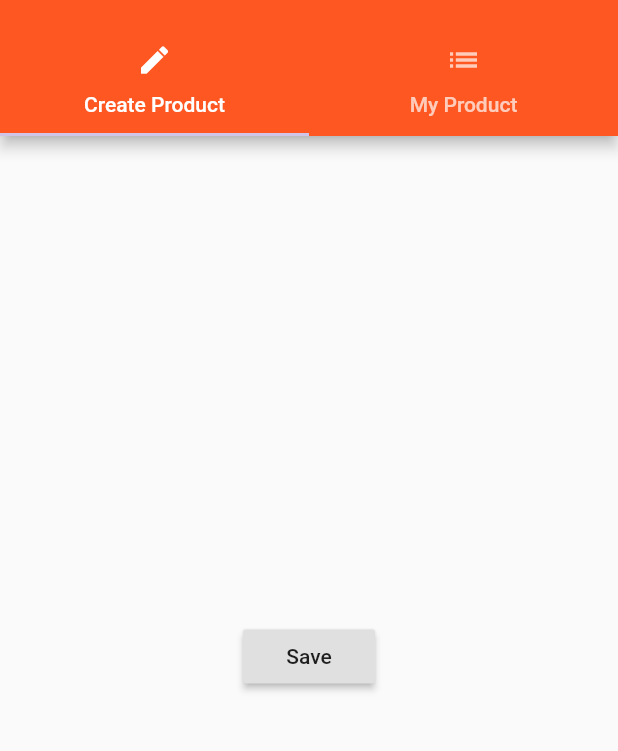
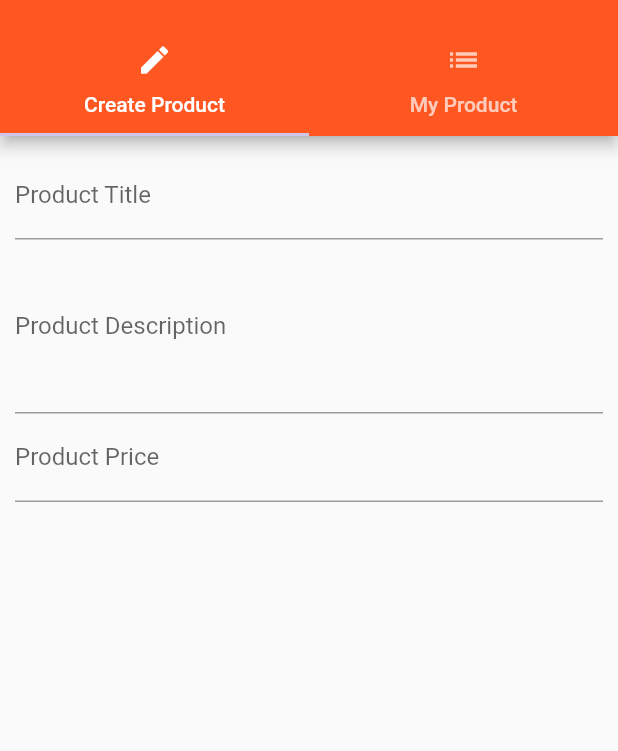
Before and after one commit to zakariae-/flutter_first_app, a Flutter app: the ProductsAdminPage screen opened by its route, on a phone screen of 412 x 824 dp, the part 59-810 px from its top. Run offline on Flutter 3.47's test engine with Material 2 defaults, Android fonts, the phone set to English and light mode, and no system bars.

Commit message:
Configuring Text Fields

```diff
--- a/lib/pages/product_create.dart
+++ b/lib/pages/product_create.dart
@@ -1,16 +1,49 @@
 import 'package:flutter/material.dart';
 
-class ProductCreatePage extends StatelessWidget {
+class ProductCreatePage extends StatefulWidget {
+  @override
+  State<StatefulWidget> createState() {
+    return _ProductCreatePage();
+  }
+}
+
+class _ProductCreatePage extends State<ProductCreatePage> {
+  String titleValue = '';
+  String decriptionValue = '';
+  double priceValue;
   @override
   Widget build(BuildContext context) {
-    return Center(
-      child: RaisedButton(
-        child: Text('Save'),
-        onPressed: () {
-          showModalBottomSheet(context: context, builder: (BuildContext context) {
-            return Center(child: Text('This is a Modal'),);
-          });
-        },
+    return Container(
+      margin: EdgeInsets.all(10.0),
+      child: ListView(
+        children: <Widget>[
+          TextField(
+            decoration: InputDecoration(labelText: 'Product Title'),
+            onChanged: (String value) {
+              setState(() {
+                titleValue = value;
+              });
+            },
+          ),
+          TextField(
+            decoration: InputDecoration(labelText: 'Product Description'),
+            maxLines: 4,
+            onChanged: (String value) {
+              setState(() {
+                decriptionValue = value;
+              });
+            },
+          ),
+          TextField(
+            decoration: InputDecoration(labelText: 'Product Price'),
+            keyboardType: TextInputType.number,
+            onChanged: (String value) {
+              setState(() {
+                priceValue = double.parse(value);
+              });
+            },
+          ),
+        ],
       ),
     );
   }
```
